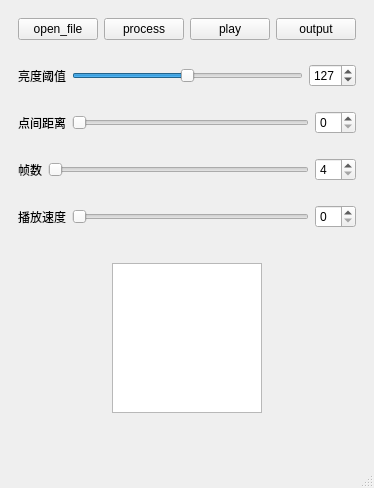
Old version of the form publicize.ui in the repository hm521521/laser_control.
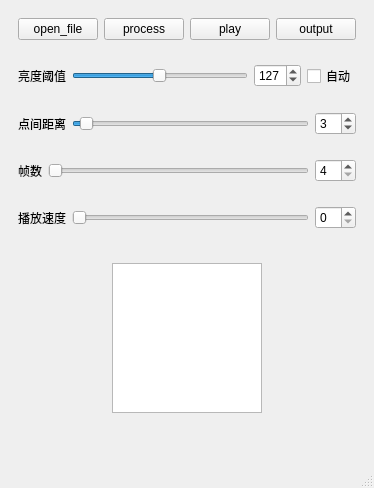
New version of the form. Custom widgets are drawn as their Qt base class.

```diff
--- a/publicize.ui
+++ b/publicize.ui
@@ -61,6 +61,9 @@
        </item>
        <item>
         <widget class="QSlider" name="thresh_horizontalSlider">
+         <property name="enabled">
+          <bool>true</bool>
+         </property>
          <property name="maximum">
           <number>255</number>
          </property>
@@ -82,6 +85,13 @@
          </property>
         </widget>
        </item>
+       <item>
+        <widget class="QCheckBox" name="thresh_checkBox">
+         <property name="text">
+          <string>自动</string>
+         </property>
+        </widget>
+       </item>
       </layout>
      </widget>
     </item>
@@ -97,13 +107,20 @@
        </item>
        <item>
         <widget class="QSlider" name="distance_horizontalSlider">
+         <property name="value">
+          <number>3</number>
+         </property>
          <property name="orientation">
           <enum>Qt::Horizontal</enum>
          </property>
         </widget>
        </item>
        <item>
-        <widget class="QSpinBox" name="distance_spinBox"/>
+        <widget class="QSpinBox" name="distance_spinBox">
+         <property name="value">
+          <number>3</number>
+         </property>
+        </widget>
        </item>
       </layout>
      </widget>
```
